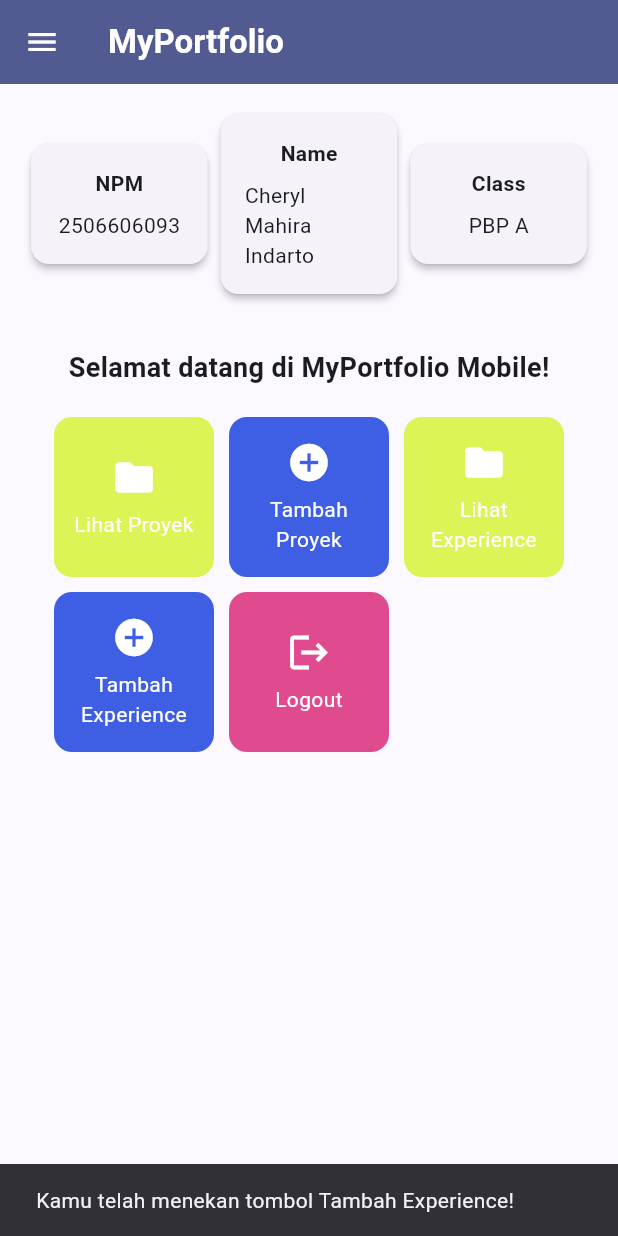
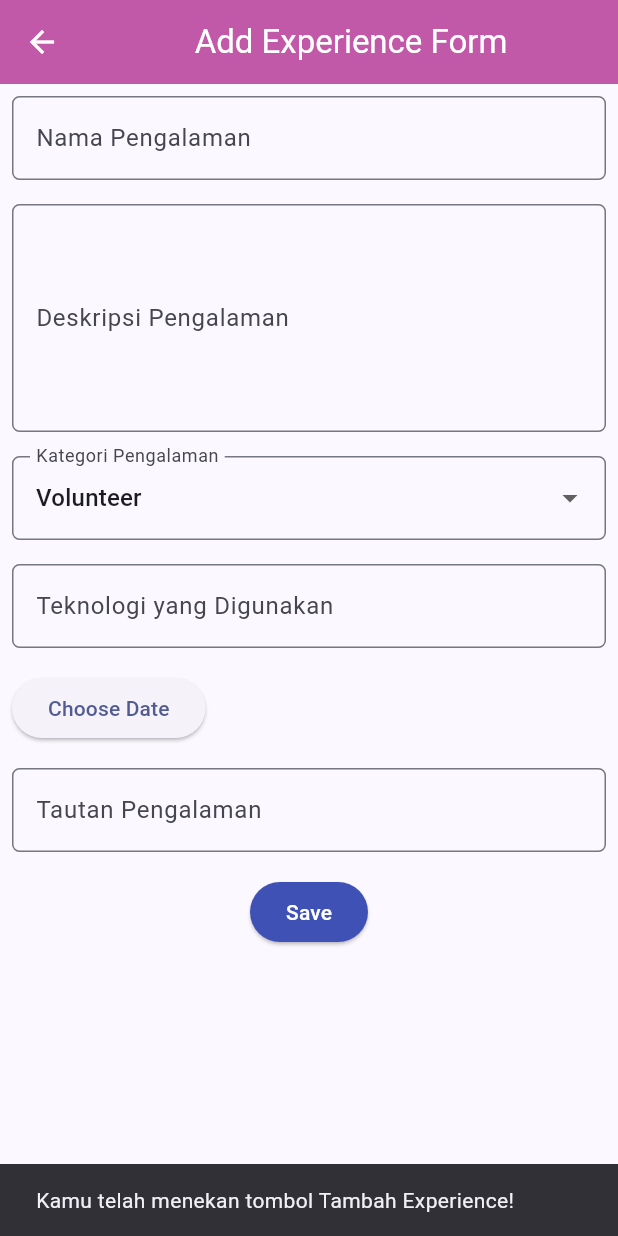
Before and after one commit to pumpkleen/myportofolio_mobile, a Flutter app: the LeftDrawer widget shown alone on an empty page, opened directly, after a tap on "Home", after a tap on "Tambah Experience", on a phone screen of 412 x 824 dp. Run offline on Flutter 3.47's test engine with Material 3 defaults, Android fonts, the phone set to English and light mode, and no system bars; our stand-ins replace material_ui.

Commit message:
tugas 8: flutter navigations, layouts, forms, and input elements

```diff
--- /dev/null
+++ b/lib/screens/experience_form.dart
@@ -0,0 +1,237 @@
+import 'package:material_ui/material_ui.dart';
+import 'package:myportofolio_mobile/screens/menu.dart';
+// TODO: Impor drawer yang sudah dibuat sebelumnya
+
+class ExperienceFormPage extends StatefulWidget {
+  const ExperienceFormPage({super.key});
+
+  @override
+  State<ExperienceFormPage> createState() => _ExperienceFormPageState();
+}
+
+class _ExperienceFormPageState extends State<ExperienceFormPage> {
+  final _formKey = GlobalKey<FormState>();
+  DateTime _selectedDate = DateTime.now();
+
+  String _experienceName = "";
+  String _description = "";
+  String _category = "Volunteer"; // default
+  String _technologies = "";
+  String _experienceLink = "";
+
+  final List<String> _categories = [
+    'Volunteer',
+    'Part-Time',
+    'Full-Time',
+    'Iseng',
+    'Other',
+  ];
+
+  @override
+  Widget build(BuildContext context) {
+    return Scaffold(
+      appBar: AppBar(
+        title: const Center(
+          child: Text(
+            'Add Experience Form',
+          ),
+        ),
+        backgroundColor: MyHomePage.ungu,
+        foregroundColor: Colors.white,
+      ),
+      // TODO: Tambahkan drawer yang sudah dibuat di sini
+      body: Form(
+        key: _formKey,
+        child: SingleChildScrollView(
+          child: Column(
+            crossAxisAlignment: CrossAxisAlignment.start,
+            children: [
+              // === Project Name ===
+              Padding(
+                padding: const EdgeInsets.all(8.0),
+                child: TextFormField(
+                  decoration: InputDecoration(
+                    hintText: "Nama Pengalaman",
+                    labelText: "Nama Pengalaman",
+                    border: OutlineInputBorder(
+                      borderRadius: BorderRadius.circular(5.0),
+                    ),
+                  ),
+                  onChanged: (String? value) {
+                    setState(() {
+                      _experienceName = value!;
+                    });
+                  },
+                  validator: (String? value) {
+                    if (value == null || value.trim().isEmpty) {
+                      return "Nama pengalaman tidak boleh kosong!";
+                    }
+                    return null;
+                  },
+                ),
+              ),
+              // === Description ===
+              Padding(
+                padding: const EdgeInsets.all(8.0),
+                child: TextFormField(
+                  maxLines: 5,
+                  decoration: InputDecoration(
+                    hintText: "Deskripsi Pengalaman",
+                    labelText: "Deskripsi Pengalaman",
+                    border: OutlineInputBorder(
+                      borderRadius: BorderRadius.circular(5.0),
+                    ),
+                  ),
+                  onChanged: (String? value) {
+                    setState(() {
+                      _description = value!;
+                    });
+                  },
+                  validator: (String? value) {
+                    if (value == null || value.trim().isEmpty) {
+                      return "Deskripsi pengalaman tidak boleh kosong!";
+                    }
+                    return null;
+                  },
+                ),
+              ),
+
+              // === Category ===
+              Padding(
+                padding: const EdgeInsets.all(8.0),
+                child: DropdownButtonFormField<String>(
+                  decoration: InputDecoration(
+                    labelText: "Kategori Pengalaman",
+                    border: OutlineInputBorder(
+                      borderRadius: BorderRadius.circular(5.0),
+                    ),
+                  ),
+                  initialValue: _category,
+                  items: _categories
+                      .map((category) => DropdownMenuItem(
+                            value: category,
+                            child: Text(category),
+                          ))
+                      .toList(),
+                  onChanged: (String? newValue) {
+                    setState(() {
+                      _category = newValue!;
+                    });
+                  },
+                ),
+              ),
+
+              // === Technologies ===
+              Padding(
+                padding: const EdgeInsets.all(8.0),
+                child: TextFormField(
+                  decoration: InputDecoration(
+                    hintText: "Contoh: Flutter, Django, Figma",
+                    labelText: "Teknologi yang Digunakan",
+                    border: OutlineInputBorder(
+                      borderRadius: BorderRadius.circular(5.0),
+                    ),
+                  ),
+                  onChanged: (String? value) {
+                    setState(() {
+                      _technologies = value!;
+                    });
+                  },
+                ),
+              ),
+
+              Padding(
+                padding: const EdgeInsets.all(8.0),
+                child: ElevatedButton(
+                  onPressed: () async{
+                    final DateTime? dateTime = await showDatePicker(
+                      context: context,
+                      initialDate: _selectedDate,
+                      firstDate: DateTime(2000),
+                      lastDate: DateTime(3000),
+                      );
+                    if (dateTime != null){
+                      setState(() {
+                        _selectedDate = dateTime;
+                      });
+                    }
+                  },
+                  child: const Text("Choose Date")),
+              ),
+
+              // === Project Link ===
+              Padding(
+                padding: const EdgeInsets.all(8.0),
+                child: TextFormField(
+                  decoration: InputDecoration(
+                    hintText: "URL Pengalaman (opsional)",
+                    labelText: "Tautan Pengalaman",
+                    border: OutlineInputBorder(
+                      borderRadius: BorderRadius.circular(5.0),
+                    ),
+                  ),
+                  onChanged: (String? value) {
+                    setState(() {
+                      _experienceLink = value!;
+                    });
+                  },
+                ),
+              ),
+              // === Tombol Simpan ===
+              Align(
+                alignment: Alignment.bottomCenter,
+                child: Padding(
+                  padding: const EdgeInsets.all(8.0),
+                  child: ElevatedButton(
+                    style: ButtonStyle(
+                      backgroundColor:
+                          WidgetStateProperty.all(Colors.indigo),
+                    ),
+                    onPressed: () {
+                      if (_formKey.currentState!.validate()) {
+                        showDialog(
+                          context: context,
+                          builder: (context) {
+                            return AlertDialog(
+                              title: const Text('Pengalaman berhasil ditambahkan!'),
+                              content: SingleChildScrollView(
+                                child: Column(
+                                  crossAxisAlignment: CrossAxisAlignment.start,
+                                  children: [
+                                    Text('Nama Pengalaman: $_experienceName'),
+                                    Text('Deskripsi: $_description'),
+                                    Text('Kategori: $_category'),
+                                    Text('Tanggal: ${_selectedDate.toString().split(" ")[0]}'),
+                                    Text('Teknologi: $_technologies'),
+                                    Text('Tautan: $_experienceLink'),
+                                  ],
+                                ),
+                              ),
+                              actions: [
+                                TextButton(
+                                  child: const Text('OK'),
+                                  onPressed: () {
+                                    Navigator.pop(context);
+                                    _formKey.currentState!.reset();
+                                  },
+                                ),
+                              ],
+                            );
+                          },
+                        );
+                      }
+                    },
+                    child: const Text(
+                      "Save",
+                      style: TextStyle(color: Colors.white),
+                    ),
+                  ),
+                ),
+              ),
+            ],
+          ),
+          ),
+        ),
+      );
+  }
+}
--- a/lib/screens/menu.dart
+++ b/lib/screens/menu.dart
@@ -14,6 +14,7 @@ class MyHomePage extends StatelessWidget {
   static const hijau = Color(0xFFDEF356);
   static const merahmuda = Color(0xFFE04A8E);
   static const kuning = Color(0xFFECDE6F);
+  static const ungu = Color(0xFFC259A8);
 
   final List<ItemHomepage> items = [
     ItemHomepage("Lihat Proyek", Icons.folder, hijau),
@@ -35,7 +36,7 @@ class MyHomePage extends StatelessWidget {
                 fontWeight: FontWeight.bold,
               ),
             ),
-            backgroundColor: Theme.of(context).colorScheme.primary,
+            backgroundColor: ungu,
             iconTheme: const IconThemeData(color: Colors.white)
         ),
         drawer: const LeftDrawer(),
--- a/lib/project_form.dart
+++ b/lib/screens/project_form.dart
@@ -1,9 +1,9 @@
 import 'package:material_ui/material_ui.dart';
+import 'package:myportofolio_mobile/screens/menu.dart';
 // TODO: Impor drawer yang sudah dibuat sebelumnya
 
 class ProjectFormPage extends StatefulWidget {
   const ProjectFormPage({super.key});
-
 
   @override
   State<ProjectFormPage> createState() => _ProjectFormPageState();
@@ -35,7 +35,7 @@ class _ProjectFormPageState extends State<ProjectFormPage> {
             'Add Project Form',
           ),
         ),
-        backgroundColor: Colors.indigo,
+        backgroundColor: MyHomePage.ungu,
         foregroundColor: Colors.white,
       ),
       // TODO: Tambahkan drawer yang sudah dibuat di sini
--- a/lib/widgets/left_drawer.dart
+++ b/lib/widgets/left_drawer.dart
@@ -1,5 +1,7 @@
 import 'package:flutter/material.dart';
+import 'package:myportofolio_mobile/screens/experience_form.dart';
 import 'package:myportofolio_mobile/screens/menu.dart';
+import 'package:myportofolio_mobile/screens/project_form.dart';
 // TODO: Impor halaman ProjectFormPage jika sudah dibuat
 
 class LeftDrawer extends StatelessWidget {
@@ -56,6 +58,28 @@ class LeftDrawer extends StatelessWidget {
             title: const Text('Add Project'),
             // Navigasi ke halaman tambah proyek
             onTap: () {
+              Navigator.push(
+                context,
+                MaterialPageRoute(
+                  builder: (context) => const ProjectFormPage(),
+                ),
+              );
+              /*
+              TODO: Buatlah routing ke halaman ProjectFormPage yang akan dibuat nanti.
+              */
+            },
+          ),
+          ListTile(
+            leading: const Icon(Icons.add_circle_outline),
+            title: const Text('Add Experience'),
+            // Navigasi ke halaman tambah proyek
+            onTap: () {
+              Navigator.push(
+                context,
+                MaterialPageRoute(
+                  builder: (context) => const ExperienceFormPage(),
+                ),
+              );
               /*
               TODO: Buatlah routing ke halaman ProjectFormPage yang akan dibuat nanti.
               */
--- a/lib/widgets/project_card.dart
+++ b/lib/widgets/project_card.dart
@@ -1,4 +1,5 @@
-import 'package:myportofolio_mobile/project_form.dart';
+import 'package:myportofolio_mobile/screens/experience_form.dart';
+import 'package:myportofolio_mobile/screens/project_form.dart';
 import 'package:flutter/material.dart';
 import 'package:myportofolio_mobile/screens/menu.dart';
 
@@ -30,12 +31,21 @@ class ItemCard extends StatelessWidget {
         if (item.name == "Tambah Proyek") {
           // TODO: Gunakan Navigator.push() untuk melakukan navigasi ke MaterialPageRoute yang mencakup ProjectFormPage
           Navigator.push(
-    context,
-    MaterialPageRoute<void>(
-      builder: (context) => const ProjectFormPage(),
-    ),
-  );
+            context,
+            MaterialPageRoute<void>(
+              builder: (context) => const ProjectFormPage(),
+            ),
+          );
         }
+        else if (item.name == "Tambah Experience"){
+          Navigator.push(
+            context,
+            MaterialPageRoute<void>(
+              builder: (context) => const ExperienceFormPage(),
+            ),
+          );
+        }
+
       },
         child: Container(
           padding: const EdgeInsets.all(8),
```
Also changed, not shown: 1 other file.
